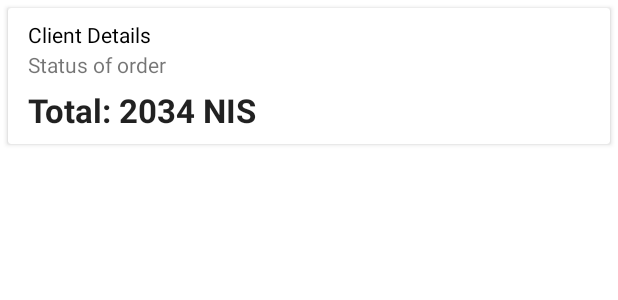
After one commit to ori-code/namaGitWork, an Android app: the layout order_layout.xml on its own in the app's theme, with its tools: preview values and no code run, on a phone screen of 412 x 824 dp. The commit adds this screen. Shown: the top 300 px of the screen. Run offline under Robolectric (Android 15) with nearby library versions, the light colour scheme and no system bars; Roboto replaces fonts that are not available here.

Commit message:
Order list works

```diff
--- a/app/src/main/AndroidManifest.xml
+++ b/app/src/main/AndroidManifest.xml
@@ -41,6 +41,11 @@
             android:exported="false"/>
 
         <activity
+            android:theme="@style/Theme.NamaProjectFirebase.CustomTheme"
+            android:name=".Orders"
+            android:exported="false"/>
+
+        <activity
             android:name=".Login"
             android:exported="true">
             <intent-filter>
--- a/app/src/main/java/com/example/namaprojectfirebase/MainActivity.java
+++ b/app/src/main/java/com/example/namaprojectfirebase/MainActivity.java
@@ -27,8 +27,8 @@ import java.util.List;
 
 
 public class MainActivity extends AppCompatActivity {
-
-    List<Product> productList;
+    //ALL PRODUCTS IN productList
+    public static List<Product> productList;
     RecyclerView recyclerView;
     ProductAdapter adapter;
     public ImageButton addToCart;
--- /dev/null
+++ b/app/src/main/res/layout/order_layout.xml
@@ -0,0 +1,56 @@
+<?xml version="1.0" encoding="utf-8"?>
+<LinearLayout xmlns:android="http://schemas.android.com/apk/res/android"
+    android:layout_width="match_parent"
+    android:layout_height="wrap_content"
+    android:orientation="vertical">
+
+    <androidx.cardview.widget.CardView
+        android:layout_width="match_parent"
+        android:layout_height="wrap_content"
+        android:layout_margin="5dp">
+
+        <RelativeLayout
+            android:layout_width="match_parent"
+            android:layout_height="wrap_content"
+            android:padding="8dp">
+
+
+            <TextView
+                android:id="@+id/textViewTitleClientDetails"
+                android:layout_width="wrap_content"
+                android:layout_height="wrap_content"
+                android:layout_marginLeft="5dp"
+
+                android:text="Client Details"
+                android:textAppearance="@style/Base.TextAppearance.AppCompat.Small"
+                android:textColor="#000000" />
+
+            <TextView
+                android:id="@+id/textViewStatusOrder"
+                android:layout_width="wrap_content"
+                android:layout_height="wrap_content"
+
+                android:layout_marginLeft="5dp"
+                android:layout_marginTop="20dp"
+
+                android:text="Status of order"
+                android:textAppearance="@style/Base.TextAppearance.AppCompat.Small" />
+
+
+            <TextView
+                android:id="@+id/textViewTotalSum"
+                android:layout_width="wrap_content"
+                android:layout_height="wrap_content"
+
+                android:layout_marginLeft="5dp"
+                android:layout_marginTop="45dp"
+
+                android:text="Total: 2034 NIS"
+                android:textAppearance="@style/Base.TextAppearance.AppCompat.Large"
+                android:textStyle="bold" />
+
+        </RelativeLayout>
+
+    </androidx.cardview.widget.CardView>
+
+</LinearLayout>
```
Also changed, not shown: app/src/main/java/com/example/namaprojectfirebase/OrderForList.java (added, +94 -0 lines), app/src/main/java/com/example/namaprojectfirebase/OrderForListAdapter.java (added, +61 -0 lines), app/src/main/java/com/example/namaprojectfirebase/Orders.java (added, +256 -0 lines), app/src/main/java/com/example/namaprojectfirebase/ui/home/HomeFragment.java (+16 -0 lines), app/src/main/res/layout/activity_orders.xml (added, +156 -0 lines).
